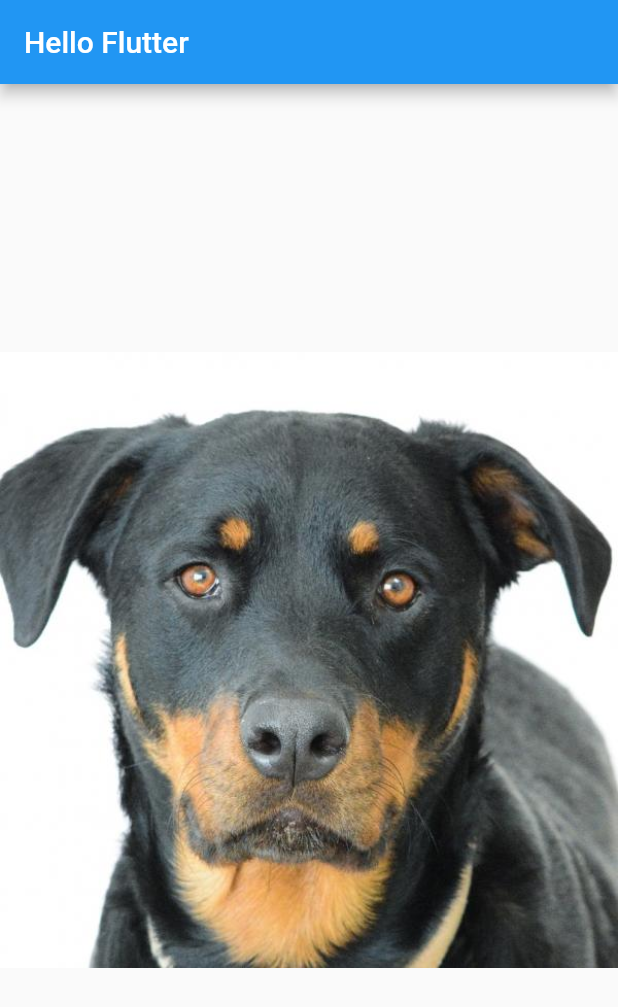
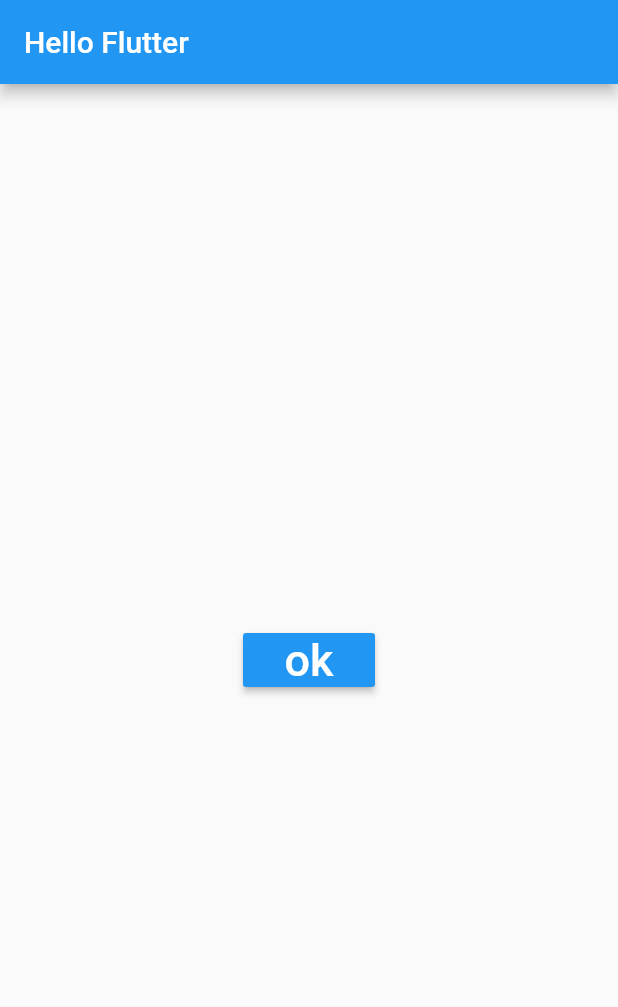
Before and after one commit to FrancaTM/flutter-hello, a Flutter app: the screen it shows after launch, on a phone screen of 412 x 824 dp. Shown: the top 1007 px of the screen. Run offline on Flutter 3.47's test engine with Material 2 defaults, Android fonts, the phone set to English and light mode, and no system bars.

Commit message:
adiciona raisedbutton

```diff
--- a/lib/home_page.dart
+++ b/lib/home_page.dart
@@ -15,7 +15,7 @@ class HomePage extends StatelessWidget {
     return Container(
       child: Center(
 //        child: SizedBox.expand(child: _buildImage()),
-        child: _buildImage(),
+        child: _buildButton(),
       ),
     );
   }
@@ -41,4 +41,22 @@ class HomePage extends StatelessWidget {
       fit: BoxFit.cover,
     );
   }
+
+  RaisedButton _buildButton() {
+    return RaisedButton(
+      color: Colors.blue,
+      onPressed: _onPressedOk,
+      child: Text(
+        'ok',
+        style: TextStyle(
+          fontSize: 30.0,
+          color: Colors.white,
+        ),
+      ),
+    );
+  }
+
+  void _onPressedOk() {
+    print('botao ok pressionado');
+  }
 }
```
